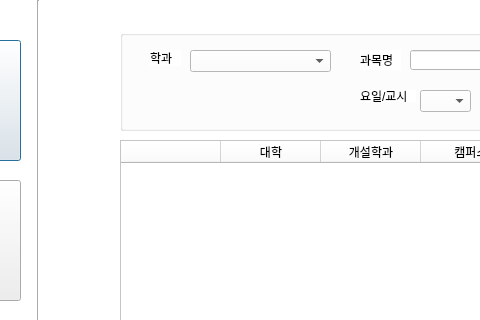
The window that test.ui (rocknroll17/Lecture-Scheduler) describes before a commit, drawn with Qt 5; both pictures show x 90 to 570 and y 0 to 320 of the 1280 by 877 pixel window.
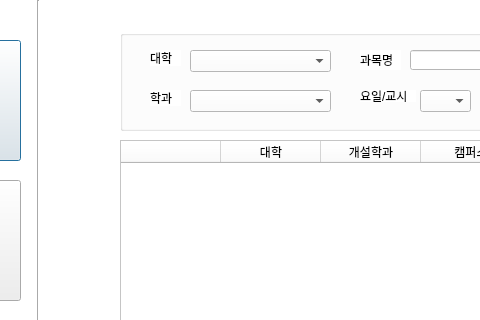
The same window after the commit.

Commit message: 대학 선택 가능

```diff
--- a/test.ui
+++ b/test.ui
@@ -294,7 +294,7 @@
     <property name="geometry">
      <rect>
       <x>30</x>
-      <y>20</y>
+      <y>60</y>
       <width>31</width>
       <height>16</height>
      </rect>
@@ -339,7 +339,7 @@
     <property name="geometry">
      <rect>
       <x>70</x>
-      <y>20</y>
+      <y>60</y>
       <width>141</width>
       <height>22</height>
      </rect>
@@ -388,6 +388,29 @@
      </rect>
     </property>
    </widget>
+   <widget class="QLabel" name="label_3">
+    <property name="geometry">
+     <rect>
+      <x>30</x>
+      <y>20</y>
+      <width>31</width>
+      <height>16</height>
+     </rect>
+    </property>
+    <property name="text">
+     <string>대학</string>
+    </property>
+   </widget>
+   <widget class="QComboBox" name="comboBoxCollege">
+    <property name="geometry">
+     <rect>
+      <x>70</x>
+      <y>20</y>
+      <width>141</width>
+      <height>22</height>
+     </rect>
+    </property>
+   </widget>
   </widget>
   <widget class="QPushButton" name="Button_Magic">
    <property name="geometry">
```
The commit also changes 1 other file.
